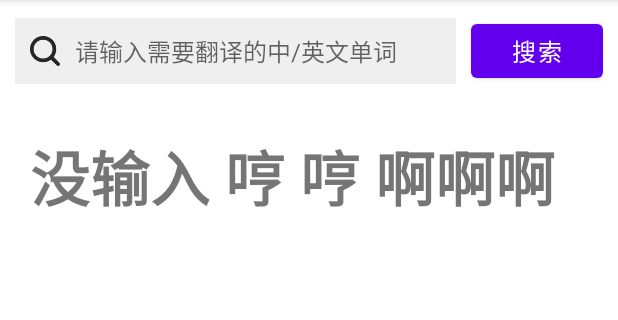
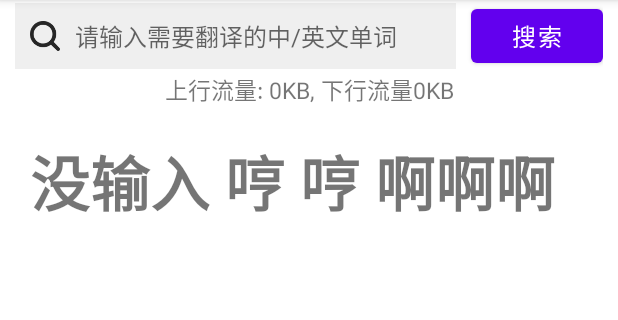
Before and after one commit to GoAMATEUR/CS175-Assignments-2021Fall, an Android app: the screen it shows after launch (MainActivity), after a tap on "搜索", on a phone screen of 412 x 824 dp, the part 84-404 px from its top. Run offline under Robolectric (Android 15) with nearby library versions, the phone set to English and light mode, and no system bars.

Commit message:
Traffic statistics added

```diff
--- a/app/src/main/java/me/hsy/chap5/MainActivity.kt
+++ b/app/src/main/java/me/hsy/chap5/MainActivity.kt
@@ -1,5 +1,6 @@
 package me.hsy.chap5
 
+import android.net.TrafficStats
 import androidx.appcompat.app.AppCompatActivity
 import android.os.Bundle
 import android.os.Handler
@@ -22,7 +23,9 @@ import com.google.gson.GsonBuilder
 import me.hsy.chap5.api.*
 import me.hsy.chap5.interceptor.NetCacheInterceptor
 import java.io.File
+import java.lang.Math.round
 import java.util.concurrent.TimeUnit
+import kotlin.math.roundToInt
 
 class MainActivity : AppCompatActivity() {
     private var requestBtn: Button? = null
@@ -34,11 +37,15 @@ class MainActivity : AppCompatActivity() {
     private var webBox: LinearLayout? = null
     private var boundary: TextView? = null
     private var pronounce: TextView? = null
+    private var traffic: TextView? =null
 
     private var searchTask: String = "" // The word to look up
 
-    private var client : OkHttpClient? = null
-    private var cache : Cache? = null
+    private var client: OkHttpClient? = null
+    private var cache: Cache? = null
+
+    private var startByteR: Double = 0.0
+    private var startByteS: Double = 0.0
 
     private val okhttpListener = object : EventListener() {
         override fun dnsStart(call: Call, domainName: String) {
@@ -69,6 +76,7 @@ class MainActivity : AppCompatActivity() {
         synoBox = findViewById<LinearLayout>(R.id.syno_box)
         boundary = findViewById<TextView>(R.id.boundary)
         pronounce = findViewById<TextView>(R.id.pronounce)
+        traffic = findViewById<TextView>(R.id.traffic)
 
         cache = Cache(File(applicationContext.cacheDir, "request_cache"), maxSize = (50 * 1024 * 1024).toLong())
 
@@ -80,6 +88,10 @@ class MainActivity : AppCompatActivity() {
             .eventListener(okhttpListener)
             .build()
 
+        // For traffic statistics
+        var uid = applicationInfo.uid
+        startByteR = TrafficStats.getUidRxBytes(uid).toDouble()
+        startByteS = TrafficStats.getUidTxBytes(uid).toDouble()
 
         // Listen the change of text in the search box
         searchBox?.addTextChangedListener(object: TextWatcher{
@@ -107,21 +119,27 @@ class MainActivity : AppCompatActivity() {
             if (searchTask != "") {
                 searchWord?.text = "搜索中..."
                 translate()
+                var curByteR: Double = TrafficStats.getUidRxBytes(uid).toDouble()
+                var curByteS: Double = TrafficStats.getUidTxBytes(uid).toDouble()
+                var rx: Double =
+                    ((curByteR - startByteR) / 1024.0 * 10).roundToInt().toDouble() / 10.0
+                var sx: Double =
+                    ((curByteS - startByteS) / 1024.0 * 10).roundToInt().toDouble() / 10.0
+
+                Log.d("@=>", "Receive: ${rx}")
+                Log.d("@=>", "Send: ")
+                traffic?.text = "上行流量${sx}KB, 下行流量${rx}KB"
             }
             else {
-                searchWord?.text = "没输入 哼 哼 啊啊啊啊啊"
+                runOnUiThread {
+                    searchWord?.text = "没输入 哼 哼 啊啊啊啊啊"
+                }
             }
 
         }
-    }
 
 
-
-//    private val client: OkHttpClient = OkHttpClient
-//        .Builder()
-//        .addInterceptor(TimeConsumeInterceptor())
-//        .eventListener(okhttpListener)
-//        .build()
+    }
 
     private val gson = GsonBuilder().create()
 
@@ -158,8 +176,10 @@ class MainActivity : AppCompatActivity() {
 
                         Log.d("@=>", "$searchTask Response from network")
                     }
-                    searchWord?.text = searchTask
-                    searchBox?.setText("")
+                    runOnUiThread{
+                        searchWord?.text = searchTask
+                        searchBox?.setText("")
+                    }
                     var outterSyno: Syno? = youdaoBean.syno
                     // 释义列表
                     if (outterSyno != null) {
--- a/app/src/main/res/layout/activity_main.xml
+++ b/app/src/main/res/layout/activity_main.xml
@@ -3,12 +3,12 @@
     android:layout_width="match_parent"
     android:layout_height="wrap_content"
     android:orientation="vertical"
+    >
 
-    >
     <RelativeLayout
         android:layout_width="match_parent"
         android:layout_height="wrap_content"
-        android:padding="10dp">
+        android:paddingHorizontal="10dp">
         <LinearLayout
             android:id = "@+id/search_portion"
             android:layout_width="match_parent"
@@ -48,7 +48,14 @@
             android:text="搜索"
             android:textSize="16sp"/>
     </RelativeLayout>
-
+    <TextView
+        android:id="@+id/traffic"
+        android:layout_height="wrap_content"
+        android:layout_width="match_parent"
+        android:text="上行流量: 0KB, 下行流量0KB"
+        android:textSize="15sp"
+        android:maxLines="1"
+        android:gravity="center"/>
     <ScrollView
         android:id="@+id/vertical_scroll_view"
         android:layout_width="match_parent"
```
Also changed, not shown: 2 other files.
